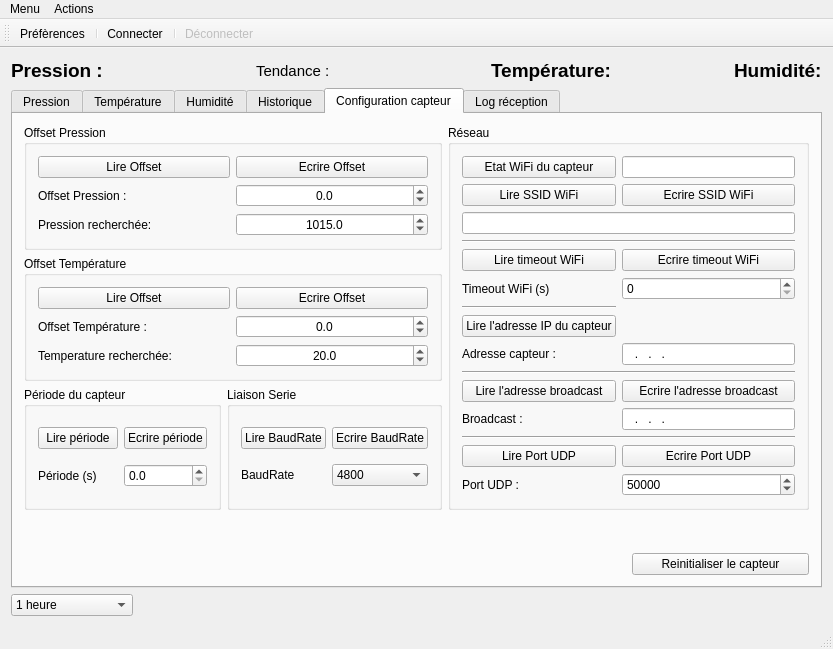
The window that mainwindow.ui (MaximeGeay/BaroWiFI-GUI) describes before a commit, drawn with Qt 5.
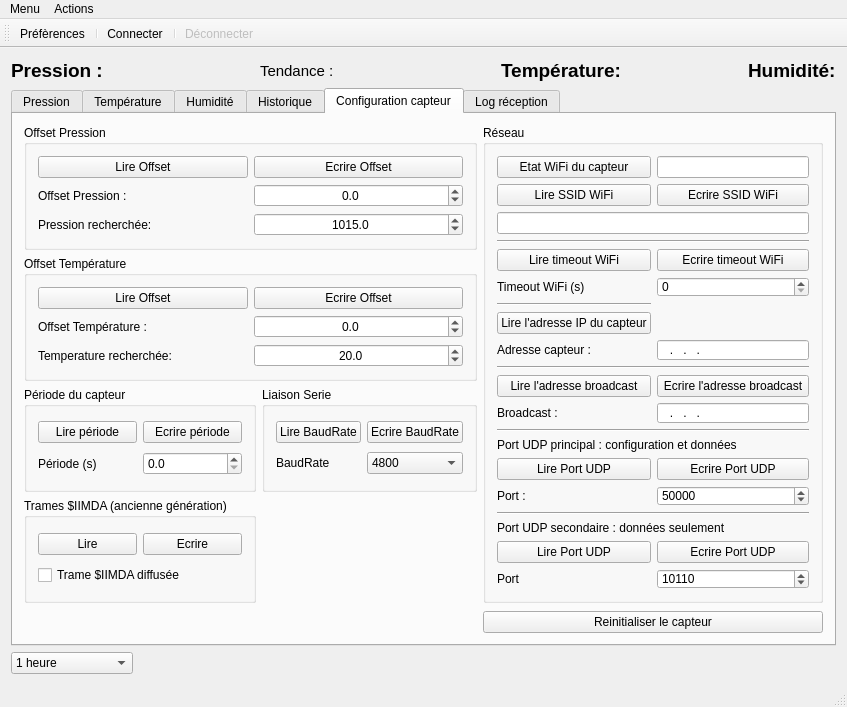
The same window after the commit. The open tabs and pages were chosen to show the change. Icons and pictures are not drawn.

Commit message: Barographe 1.0.3 Ajout de la gestion du port UDP secondaire et de la trame $IIMDA

Diff of the .ui file:
```diff
--- a/mainwindow.ui
+++ b/mainwindow.ui
@@ -6,8 +6,8 @@
    <rect>
     <x>0</x>
     <y>0</y>
-    <width>833</width>
-    <height>649</height>
+    <width>847</width>
+    <height>697</height>
    </rect>
   </property>
   <property name="windowTitle">
@@ -300,7 +300,66 @@
        <attribute name="title">
         <string>Configuration capteur</string>
        </attribute>
-       <layout class="QGridLayout" name="gridLayout_11">
+       <layout class="QGridLayout" name="gridLayout_13">
+        <item row="2" column="1">
+         <widget class="QGroupBox" name="groupBox_5">
+          <property name="title">
+           <string>Liaison Serie</string>
+          </property>
+          <layout class="QGridLayout" name="gridLayout_12">
+           <item row="0" column="0" colspan="2">
+            <widget class="QPushButton" name="btn_ReadBaudRate">
+             <property name="text">
+              <string>Lire BaudRate</string>
+             </property>
+            </widget>
+           </item>
+           <item row="0" column="2">
+            <widget class="QPushButton" name="btn_WriteBaudRate">
+             <property name="text">
+              <string>Ecrire BaudRate</string>
+             </property>
+            </widget>
+           </item>
+           <item row="2" column="0">
+            <widget class="QLabel" name="label_8">
+             <property name="text">
+              <string>BaudRate</string>
+             </property>
+            </widget>
+           </item>
+           <item row="2" column="2">
+            <widget class="QComboBox" name="cb_Baudrate">
+             <item>
+              <property name="text">
+               <string>4800</string>
+              </property>
+             </item>
+             <item>
+              <property name="text">
+               <string>9600</string>
+              </property>
+             </item>
+             <item>
+              <property name="text">
+               <string>19200</string>
+              </property>
+             </item>
+             <item>
+              <property name="text">
+               <string>38400</string>
+              </property>
+             </item>
+             <item>
+              <property name="text">
+               <string>115200</string>
+              </property>
+             </item>
+            </widget>
+           </item>
+          </layout>
+         </widget>
+        </item>
         <item row="0" column="0" colspan="2">
          <widget class="QGroupBox" name="groupBox">
           <property name="title">
@@ -379,187 +438,109 @@
           </layout>
          </widget>
         </item>
-        <item row="0" column="2" rowspan="3" colspan="2">
-         <widget class="QGroupBox" name="groupBox_3">
+        <item row="4" column="2">
+         <spacer name="verticalSpacer_2">
+          <property name="orientation">
+           <enum>Qt::Vertical</enum>
+          </property>
+          <property name="sizeHint" stdset="0">
+           <size>
+            <width>20</width>
+            <height>67</height>
+           </size>
+          </property>
+         </spacer>
+        </item>
+        <item row="5" column="0" colspan="2">
+         <spacer name="horizontalSpacer_7">
+          <property name="orientation">
+           <enum>Qt::Horizontal</enum>
+          </property>
+          <property name="sizeHint" stdset="0">
+           <size>
+            <width>290</width>
+            <height>20</height>
+           </size>
+          </property>
+         </spacer>
+        </item>
+        <item row="2" column="0">
+         <widget class="QGroupBox" name="groupBox_4">
           <property name="title">
-           <string>Réseau</string>
+           <string>Période du capteur</string>
           </property>
-          <layout class="QGridLayout" name="gridLayout_8">
-           <item row="15" column="1">
-            <widget class="QPushButton" name="btn_WriteUdpPort">
-             <property name="text">
-              <string>Ecrire Port UDP</string>
-             </property>
-            </widget>
-           </item>
-           <item row="7" column="1">
-            <widget class="QSpinBox" name="sp_TimeoutWiFi">
-             <property name="maximum">
-              <number>999</number>
-             </property>
-            </widget>
-           </item>
-           <item row="16" column="1">
-            <widget class="QSpinBox" name="sp_UdpPort">
-             <property name="maximum">
-              <number>99999</number>
-             </property>
-             <property name="value">
-              <number>50000</number>
-             </property>
-            </widget>
-           </item>
+          <layout class="QGridLayout" name="gridLayout_9">
            <item row="0" column="0">
-            <widget class="QPushButton" name="btn_WiFiStatus">
+            <widget class="QPushButton" name="btn_ReadPeriod">
              <property name="text">
-              <string>Etat WiFi du capteur</string>
+              <string>Lire période</string>
+             </property>
+            </widget>
+           </item>
+           <item row="0" column="1">
+            <widget class="QPushButton" name="btn_WritePeriod">
+             <property name="text">
+              <string>Ecrire période</string>
              </property>
             </widget>
            </item>
            <item row="1" column="0">
-            <widget class="QPushButton" name="btn_ReadSSID">
+            <widget class="QLabel" name="label_6">
              <property name="text">
-              <string>Lire SSID WiFi</string>
-             </property>
-            </widget>
-           </item>
-           <item row="11" column="0" colspan="2">
-            <widget class="Line" name="line">
-             <property name="orientation">
-              <enum>Qt::Horizontal</enum>
+              <string>Période (s)</string>
              </property>
             </widget>
            </item>
            <item row="1" column="1">
-            <widget class="QPushButton" name="btn_WriteSSID">
-             <property name="text">
-              <string>Ecrire SSID WiFi</string>
+            <widget class="QDoubleSpinBox" name="sp_Periode">
+             <property name="decimals">
+              <number>1</number>
+             </property>
+             <property name="maximum">
+              <double>99999.000000000000000</double>
              </property>
             </widget>
            </item>
-           <item row="12" column="0">
-            <widget class="QPushButton" name="btn_ReadBroadcast">
+          </layout>
+         </widget>
+        </item>
+        <item row="3" column="0">
+         <widget class="QGroupBox" name="groupBox_6">
+          <property name="title">
+           <string>Trames $IIMDA (ancienne génération)</string>
+          </property>
+          <layout class="QGridLayout" name="gridLayout_11">
+           <item row="0" column="0">
+            <widget class="QPushButton" name="btn_ReadMDA">
              <property name="text">
-              <string>Lire l'adresse broadcast</string>
+              <string>Lire</string>
              </property>
             </widget>
            </item>
            <item row="0" column="1">
-            <widget class="QLineEdit" name="le_WiFiStatus"/>
-           </item>
-           <item row="6" column="0">
-            <widget class="QPushButton" name="btn_ReadTimeoutWiFi">
+            <widget class="QPushButton" name="btn_WriteMDA">
              <property name="text">
-              <string>Lire timeout WiFi</string>
+              <string>Ecrire</string>
              </property>
             </widget>
            </item>
-           <item row="16" column="0">
-            <widget class="QLabel" name="label_5">
+           <item row="1" column="0" colspan="2">
+            <widget class="QCheckBox" name="cb_MDAStatus">
              <property name="text">
-              <string>Port UDP :</string>
-             </property>
-            </widget>
-           </item>
-           <item row="13" column="0">
-            <widget class="QLabel" name="label_4">
-             <property name="text">
-              <string>Broadcast :</string>
-             </property>
-            </widget>
-           </item>
-           <item row="6" column="1">
-            <widget class="QPushButton" name="btn_WriteTimeoutWiFi">
-             <property name="text">
-              <string>Ecrire timeout WiFi</string>
-             </property>
-            </widget>
-           </item>
-           <item row="15" column="0">
-            <widget class="QPushButton" name="btn_ReadUdpPort">
-             <property name="text">
-              <string>Lire Port UDP</string>
-             </property>
-            </widget>
-           </item>
-           <item row="10" column="1">
-            <widget class="QLineEdit" name="le_IpSensor">
-             <property name="inputMask">
-              <string>999.999.999.999</string>
-             </property>
-             <property name="readOnly">
-              <bool>true</bool>
-             </property>
-            </widget>
-           </item>
-           <item row="10" column="0">
-            <widget class="QLabel" name="label_3">
-             <property name="text">
-              <string>Adresse capteur :</string>
-             </property>
-            </widget>
-           </item>
-           <item row="13" column="1">
-            <widget class="QLineEdit" name="le_broadcast">
-             <property name="inputMask">
-              <string>999.999.999.999</string>
-             </property>
-             <property name="text">
-              <string>...</string>
-             </property>
-             <property name="readOnly">
-              <bool>false</bool>
-             </property>
-            </widget>
-           </item>
-           <item row="2" column="0" colspan="2">
-            <widget class="QLineEdit" name="le_SSID"/>
-           </item>
-           <item row="14" column="0" colspan="2">
-            <widget class="Line" name="line_2">
-             <property name="orientation">
-              <enum>Qt::Horizontal</enum>
-             </property>
-            </widget>
-           </item>
-           <item row="5" column="0" colspan="2">
-            <widget class="Line" name="line_3">
-             <property name="orientation">
-              <enum>Qt::Horizontal</enum>
-             </property>
-            </widget>
-           </item>
-           <item row="7" column="0">
-            <widget class="QLabel" name="label_7">
-             <property name="text">
-              <string>Timeout WiFi (s)</string>
-             </property>
-            </widget>
-           </item>
-           <item row="12" column="1">
-            <widget class="QPushButton" name="btn_WriteBroadcast">
-             <property name="text">
-              <string>Ecrire l'adresse broadcast</string>
-             </property>
-            </widget>
-           </item>
-           <item row="9" column="0">
-            <widget class="QPushButton" name="btn_ReadIpSensor">
-             <property name="text">
-              <string>Lire l'adresse IP du capteur</string>
-             </property>
-            </widget>
-           </item>
-           <item row="8" column="0">
-            <widget class="Line" name="line_4">
-             <property name="orientation">
-              <enum>Qt::Horizontal</enum>
+              <string>Trame $IIMDA diffusée</string>
              </property>
             </widget>
            </item>
           </layout>
          </widget>
         </item>
+        <item row="5" column="2">
+         <widget class="QPushButton" name="btn_reinit">
+          <property name="text">
+           <string>Reinitialiser le capteur</string>
+          </property>
+         </widget>
+        </item>
         <item row="1" column="0" colspan="2">
          <widget class="QGroupBox" name="groupBox_2">
           <property name="title">
@@ -638,138 +619,299 @@
           </layout>
          </widget>
         </item>
-        <item row="3" column="3">
-         <spacer name="verticalSpacer_2">
-          <property name="orientation">
-           <enum>Qt::Vertical</enum>
-          </property>
-          <property name="sizeHint" stdset="0">
-           <size>
-            <width>20</width>
-            <height>67</height>
-           </size>
-          </property>
-         </spacer>
-        </item>
-        <item row="4" column="3">
-         <widget class="QPushButton" name="btn_reinit">
-          <property name="text">
-           <string>Reinitialiser le capteur</string>
-          </property>
-         </widget>
-        </item>
-        <item row="2" column="1">
-         <widget class="QGroupBox" name="groupBox_5">
+        <item row="0" column="2" rowspan="4">
+         <widget class="QGroupBox" name="groupBox_3">
           <property name="title">
-           <string>Liaison Serie</string>
+           <string>Réseau</string>
           </property>
-          <layout class="QGridLayout" name="gridLayout_12">
-           <item row="0" column="0" colspan="2">
-            <widget class="QPushButton" name="btn_ReadBaudRate">
+          <layout class="QGridLayout" name="gridLayout_8">
+           <item row="1" column="0" colspan="2">
+            <widget class="QPushButton" name="btn_ReadSSID">
              <property name="text">
-              <string>Lire BaudRate</string>
+              <string>Lire SSID WiFi</string>
+             </property>
+            </widget>
+           </item>
+           <item row="11" column="0" colspan="2">
+            <widget class="QLabel" name="label_4">
+             <property name="text">
+              <string>Broadcast :</string>
+             </property>
+            </widget>
+           </item>
+           <item row="4" column="2">
+            <widget class="QPushButton" name="btn_WriteTimeoutWiFi">
+             <property name="maximumSize">
+              <size>
+               <width>170</width>
+               <height>23</height>
+              </size>
+             </property>
+             <property name="text">
+              <string>Ecrire timeout WiFi</string>
+             </property>
+            </widget>
+           </item>
+           <item row="9" column="0" colspan="3">
+            <widget class="Line" name="line">
+             <property name="orientation">
+              <enum>Qt::Horizontal</enum>
+             </property>
+            </widget>
+           </item>
+           <item row="3" column="0" colspan="3">
+            <widget class="Line" name="line_3">
+             <property name="orientation">
+              <enum>Qt::Horizontal</enum>
+             </property>
+            </widget>
+           </item>
+           <item row="16" column="2">
+            <widget class="QPushButton" name="btn_WriteUdpPort">
+             <property name="maximumSize">
+              <size>
+               <width>170</width>
+               <height>23</height>
+              </size>
+             </property>
+             <property name="text">
+              <string>Ecrire Port UDP</string>
              </property>
             </widget>
            </item>
            <item row="0" column="2">
-            <widget class="QPushButton" name="btn_WriteBaudRate">
+            <widget class="QLineEdit" name="le_WiFiStatus"/>
+           </item>
+           <item row="11" column="2">
+            <widget class="QLineEdit" name="le_broadcast">
+             <property name="maximumSize">
+              <size>
+               <width>167</width>
+               <height>20</height>
+              </size>
+             </property>
+             <property name="inputMask">
+              <string>999.999.999.999</string>
+             </property>
              <property name="text">
-              <string>Ecrire BaudRate</string>
+              <string>...</string>
              </property>
+             <property name="readOnly">
+              <bool>false</bool>
+             </property>
             </widget>
            </item>
-           <item row="2" column="0">
-            <widget class="QLabel" name="label_8">
+           <item row="6" column="0" colspan="2">
+            <widget class="Line" name="line_4">
+             <property name="orientation">
+              <enum>Qt::Horizontal</enum>
+             </property>
+            </widget>
+           </item>
+           <item row="1" column="2">
+            <widget class="QPushButton" name="btn_WriteSSID">
+             <property name="maximumSize">
+              <size>
+               <width>170</width>
+               <height>23</height>
+              </size>
+             </property>
              <property name="text">
-              <string>BaudRate</string>
+              <string>Ecrire SSID WiFi</string>
              </property>
             </widget>
            </item>
-           <item row="2" column="2">
-            <widget class="QComboBox" name="cb_Baudrate">
-             <item>
-              <property name="text">
-               <string>4800</string>
-              </property>
-             </item>
-             <item>
-              <property name="text">
-               <string>9600</string>
-              </property>
-             </item>
-             <item>
-              <property name="text">
-               <string>19200</string>
-              </property>
-             </item>
-             <item>
-              <property name="text">
-               <string>38400</string>
-              </property>
-             </item>
-             <item>
-              <property name="text">
-               <string>115200</string>
-              </property>
-             </item>
+           <item row="8" column="2">
+            <widget class="QLineEdit" name="le_IpSensor">
+             <property name="maximumSize">
+              <size>
+               <width>167</width>
+               <height>20</height>
+              </size>
+             </property>
+             <property name="inputMask">
+              <string>999.999.999.999</string>
+             </property>
+             <property name="readOnly">
+              <bool>true</bool>
+             </property>
             </widget>
            </item>
-          </layout>
-         </widget>
-        </item>
-        <item row="2" column="0">
-         <widget class="QGroupBox" name="groupBox_4">
-          <property name="title">
-           <string>Période du capteur</string>
-          </property>
-          <layout class="QGridLayout" name="gridLayout_9">
-           <item row="0" column="0">
-            <widget class="QPushButton" name="btn_ReadPeriod">
+           <item row="17" column="2">
+            <widget class="QSpinBox" name="sp_UdpPort">
+             <property name="maximumSize">
+              <size>
+               <width>167</width>
+               <height>20</height>
+              </size>
+             </property>
+             <property name="maximum">
+              <number>99999</number>
+             </property>
+             <property name="value">
+              <number>50000</number>
+             </property>
+            </widget>
+           </item>
+           <item row="21" column="2">
+            <widget class="QPushButton" name="btn_WriteUdpPortSec">
+             <property name="maximumSize">
+              <size>
+               <width>170</width>
+               <height>23</height>
+              </size>
+             </property>
              <property name="text">
-              <string>Lire période</string>
+              <string>Ecrire Port UDP</string>
              </property>
             </widget>
            </item>
-           <item row="0" column="1">
-            <widget class="QPushButton" name="btn_WritePeriod">
+           <item row="4" column="0" colspan="2">
+            <widget class="QPushButton" name="btn_ReadTimeoutWiFi">
              <property name="text">
-              <string>Ecrire période</string>
+              <string>Lire timeout WiFi</string>
              </property>
             </widget>
            </item>
-           <item row="1" column="0">
-            <widget class="QLabel" name="label_6">
+           <item row="16" column="0" colspan="2">
+            <widget class="QPushButton" name="btn_ReadUdpPort">
              <property name="text">
-              <string>Période (s)</string>
+              <string>Lire Port UDP</string>
              </property>
             </widget>
            </item>
-           <item row="1" column="1">
-            <widget class="QDoubleSpinBox" name="sp_Periode">
-             <property name="decimals">
-              <number>1</number>
+           <item row="7" column="0" colspan="2">
+            <widget class="QPushButton" name="btn_ReadIpSensor">
+             <property name="text">
+              <string>Lire l'adresse IP du capteur</string>
              </property>
+            </widget>
+           </item>
+           <item row="10" column="0" colspan="2">
+            <widget class="QPushButton" name="btn_ReadBroadcast">
+             <property name="text">
+              <string>Lire l'adresse broadcast</string>
+             </property>
+            </widget>
+           </item>
+           <item row="21" column="0" colspan="2">
+            <widget class="QPushButton" name="btn_ReadUdpPortSec">
+             <property name="text">
+              <string>Lire Port UDP</string>
+             </property>
+            </widget>
+           </item>
+           <item row="0" column="0" colspan="2">
+            <widget class="QPushButton" name="btn_WiFiStatus">
+             <property name="text">
+              <string>Etat WiFi du capteur</string>
+             </property>
+            </widget>
+           </item>
+           <item row="5" column="2">
+            <widget class="QSpinBox" name="sp_TimeoutWiFi">
+             <property name="maximumSize">
+              <size>
+               <width>167</width>
+               <height>20</height>
+              </size>
+             </property>
              <property name="maximum">
-              <double>99999.000000000000000</double>
+              <number>999</number>
              </property>
             </widget>
            </item>
+           <item row="2" column="0" colspan="3">
+            <widget class="QLineEdit" name="le_SSID"/>
+           </item>
+           <item row="10" column="2">
+            <widget class="QPushButton" name="btn_WriteBroadcast">
+             <property name="maximumSize">
+              <size>
+               <width>169</width>
+               <height>16777215</height>
+              </size>
+             </property>
+             <property name="text">
+              <string>Ecrire l'adresse broadcast</string>
+             </property>
+            </widget>
+           </item>
+           <item row="5" column="0" colspan="2">
+            <widget class="QLabel" name="label_7">
+             <property name="text">
+              <string>Timeout WiFi (s)</string>
+             </property>
+            </widget>
+           </item>
+           <item row="22" column="2">
+            <widget class="QSpinBox" name="sp_UdpPortSec">
+             <property name="maximumSize">
+              <size>
+               <width>167</width>
+               <height>20</height>
+              </size>
+             </property>
+             <property name="maximum">
+              <number>99999</number>
+             </property>
+             <property name="value">
+              <number>10110</number>
+             </property>
+            </widget>
+           </item>
+           <item row="8" column="0" colspan="2">
+            <widget class="QLabel" name="label_3">
+             <property name="text">
+              <string>Adresse capteur :</string>
+             </property>
+            </widget>
+           </item>
+           <item row="12" column="0" colspan="3">
+            <widget class="Line" name="line_2">
+             <property name="orientation">
+              <enum>Qt::Horizontal</enum>
+             </property>
+            </widget>
+           </item>
+           <item row="13" column="0" colspan="3">
+            <widget class="QLabel" name="label_5">
+             <property name="text">
+              <string>Port UDP principal : configuration et données</string>
+             </property>
+            </widget>
+           </item>
+           <item row="19" column="0" colspan="3">
+            <widget class="Line" name="line_5">
+             <property name="orientation">
+              <enum>Qt::Horizontal</enum>
+             </property>
+            </widget>
+           </item>
+           <item row="20" column="0" colspan="3">
+            <widget class="QLabel" name="label_10">
+             <property name="text">
+              <string>Port UDP secondaire : données seulement</string>
+             </property>
+            </widget>
+           </item>
+           <item row="17" column="0" colspan="2">
+            <widget class="QLabel" name="label_9">
+             <property name="text">
+              <string>Port :</string>
+             </property>
+            </widget>
+           </item>
+           <item row="22" column="0" colspan="2">
+            <widget class="QLabel" name="label_11">
+             <property name="text">
+              <string>Port</string>
+             </property>
+            </widget>
+           </item>
           </layout>
          </widget>
         </item>
-        <item row="4" column="0" colspan="3">
-         <spacer name="horizontalSpacer_7">
-          <property name="orientation">
-           <enum>Qt::Horizontal</enum>
-          </property>
-          <property name="sizeHint" stdset="0">
-           <size>
-            <width>290</width>
-            <height>20</height>
-           </size>
-          </property>
-         </spacer>
-        </item>
        </layout>
       </widget>
       <widget class="QWidget" name="tab_6">
@@ -815,7 +957,7 @@
     <rect>
      <x>0</x>
      <y>0</y>
-     <width>833</width>
+     <width>847</width>
      <height>21</height>
     </rect>
    </property>
```
The commit also changes 4 other files.
